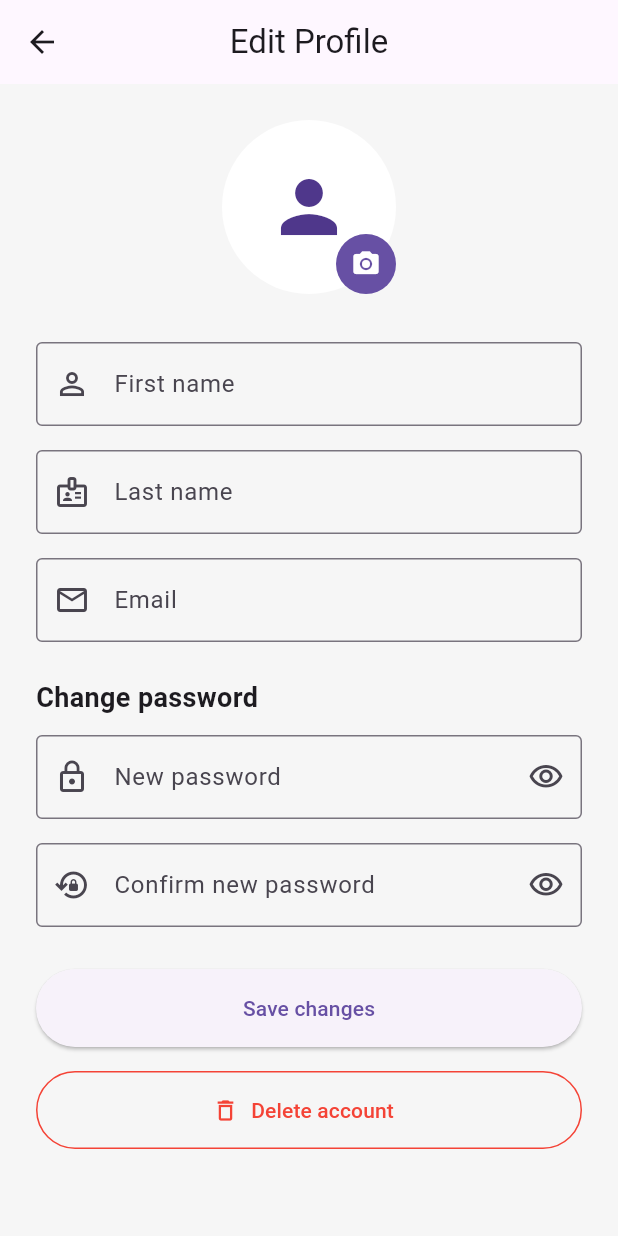
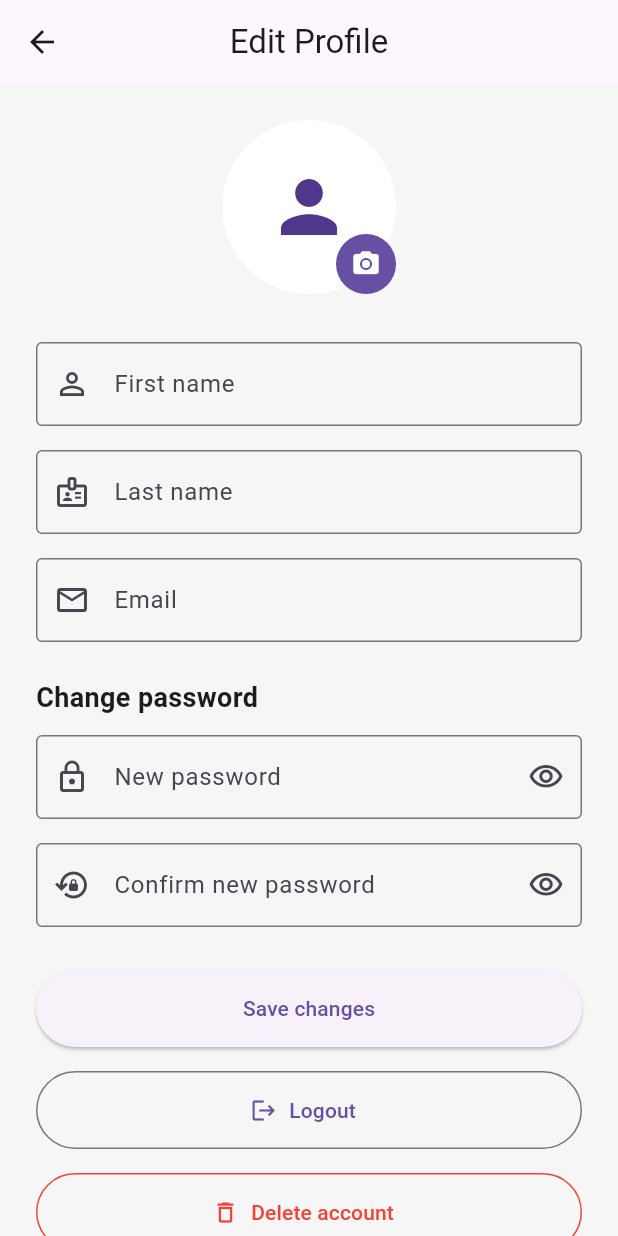
Before and after one commit to ruibrochado/Cidade-Alerta, a Flutter app: the EditProfilePage screen opened by its route, on a phone screen of 412 x 824 dp. Run offline on Flutter 3.47's test engine with Material 3 defaults, Android fonts, the phone set to English and light mode, and no system bars; our stand-ins replace firebase_core, firebase_messaging, flutter_dotenv, flutter_map, geocoding, geolocator and 4 more; missing offline and left inert: google_mlkit_image_labeling; accounts and stored records are empty.

Commit message:
implemented logout button

```diff
--- a/app/lib/pages/edit_profile_page.dart
+++ b/app/lib/pages/edit_profile_page.dart
@@ -153,6 +153,14 @@ class _EditProfilePageState extends State<EditProfilePage> {
         setState(() => _isSaving = false);
       }
     }
+  }
+
+  Future<void> _logout() async {
+    await _supabase.auth.signOut();
+
+    if (!mounted) return;
+
+    Navigator.pushNamedAndRemoveUntil(context, '/login', (route) => false);
   }
 
   Future<void> _confirmDeleteAccount() async {
@@ -437,6 +445,15 @@ class _EditProfilePageState extends State<EditProfilePage> {
                       SizedBox(
                         height: 52,
                         child: OutlinedButton.icon(
+                          onPressed: _isSaving || _isDeleting ? null : _logout,
+                          icon: const Icon(Icons.logout),
+                          label: const Text('Logout'),
+                        ),
+                      ),
+                      const SizedBox(height: 16),
+                      SizedBox(
+                        height: 52,
+                        child: OutlinedButton.icon(
                           onPressed: _isSaving || _isDeleting
                               ? null
                               : _confirmDeleteAccount,
```
